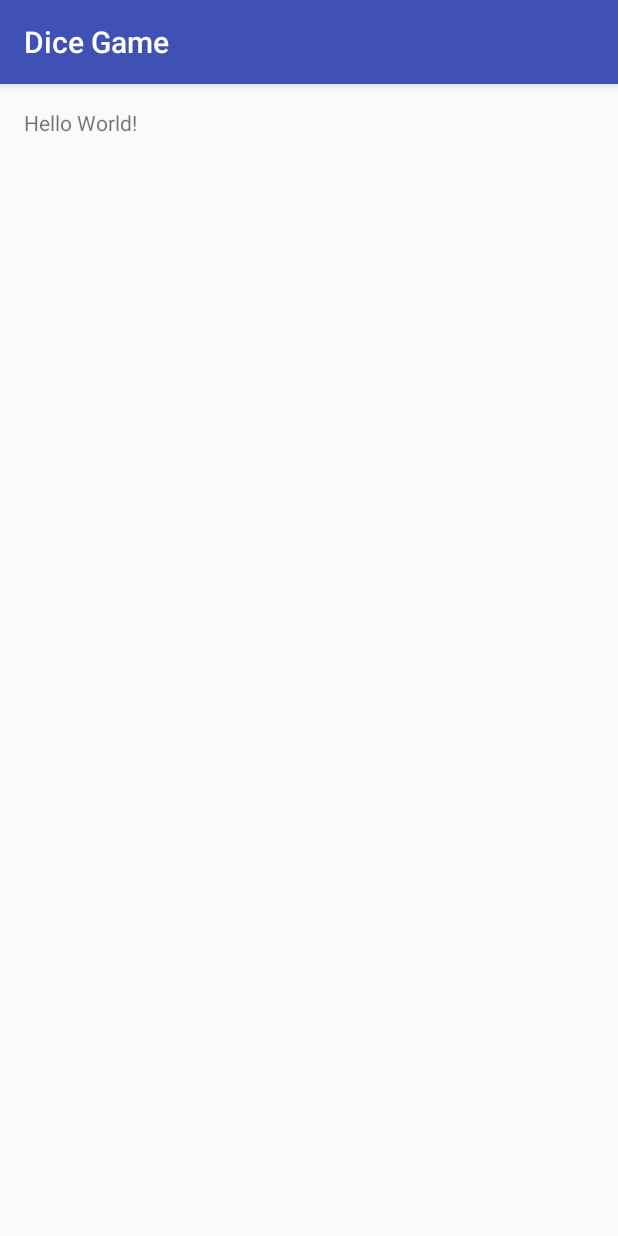
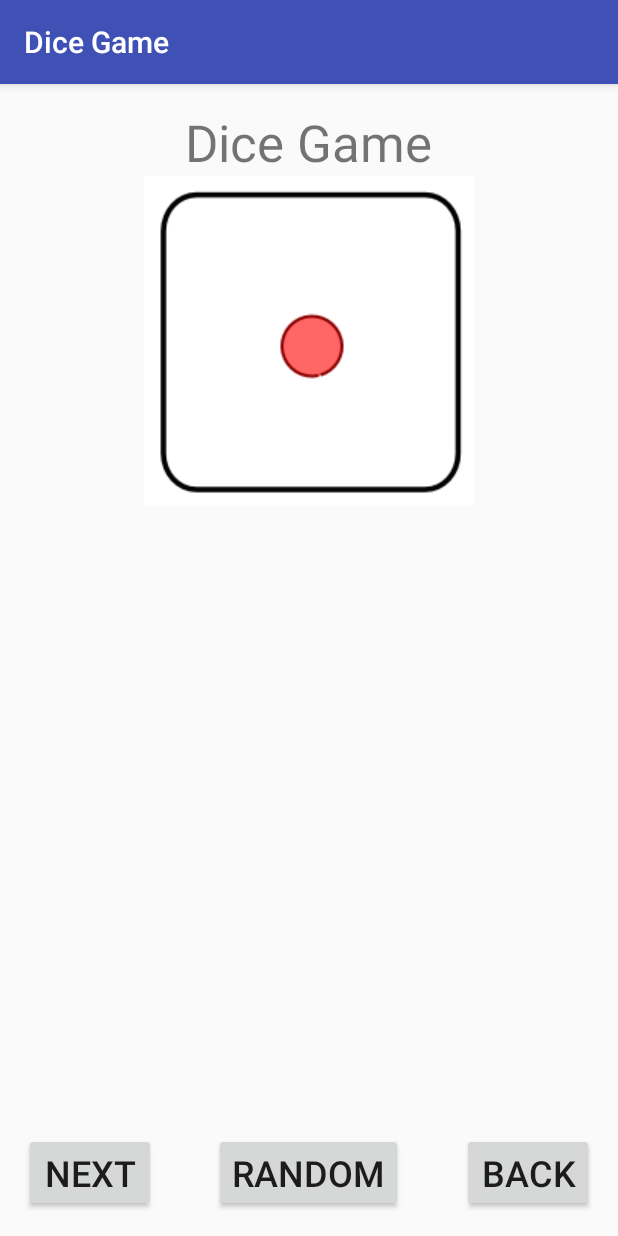
Before and after one commit to TrickSt4r/Game-Dice, an Android app: the screen it shows after launch (MainActivity), on a phone screen of 412 x 824 dp. Run offline under Robolectric (Android 15) with nearby library versions, the phone set to English and light mode, and no system bars.

Commit message:
UI Finish

```diff
--- a/app/src/main/java/com/example/maste2seven/dicegame/MainActivity.java
+++ b/app/src/main/java/com/example/maste2seven/dicegame/MainActivity.java
@@ -5,6 +5,12 @@ import android.os.Bundle;
 
 public class MainActivity extends AppCompatActivity {
 
+    public void rolldice(){
+
+
+
+    }
+
     @Override
     protected void onCreate(Bundle savedInstanceState) {
         super.onCreate(savedInstanceState);
--- a/app/src/main/res/layout/activity_main.xml
+++ b/app/src/main/res/layout/activity_main.xml
@@ -9,8 +9,57 @@
     android:paddingTop="@dimen/activity_vertical_margin"
     tools:context="com.example.maste2seven.dicegame.MainActivity">
 
-    <TextView
+    <LinearLayout
+        android:orientation="vertical"
+        android:layout_width="match_parent"
+        android:layout_height="match_parent">
+
+        <TextView
+            android:layout_width="wrap_content"
+            android:layout_height="wrap_content"
+            android:text="@string/app_name"
+            android:id="@+id/textView"
+            android:layout_gravity="center_horizontal"
+            android:textSize="@dimen/h1" />
+
+        <ImageView
+            android:layout_width="wrap_content"
+            android:layout_height="wrap_content"
+            android:id="@+id/imageView"
+            android:background="@drawable/dice1"
+            android:layout_gravity="center_horizontal" />
+
+    </LinearLayout>
+
+    <Button
         android:layout_width="wrap_content"
         android:layout_height="wrap_content"
-        android:text="Hello World!" />
+        android:text="Back"
+        android:id="@+id/button2"
+        android:layout_alignParentBottom="true"
+        android:layout_alignParentLeft="false"
+        android:layout_alignParentRight="true"
+        android:textSize="24dp"
+        android:onClick="rollback" />
+
+    <Button
+        android:layout_width="wrap_content"
+        android:layout_height="wrap_content"
+        android:text="Random"
+        android:id="@+id/button3"
+        android:textSize="24dp"
+        android:layout_gravity="center_horizontal"
+        android:layout_alignParentBottom="true"
+        android:layout_centerHorizontal="true"
+        android:onClick="rollrand" />
+
+    <Button
+        android:layout_width="wrap_content"
+        android:layout_height="wrap_content"
+        android:text="Next"
+        android:id="@+id/button"
+        android:textSize="24dp"
+        android:layout_alignParentBottom="true"
+        android:onClick="rollnext" />
+
 </RelativeLayout>
--- a/app/src/main/res/values/dimens.xml
+++ b/app/src/main/res/values/dimens.xml
@@ -2,4 +2,5 @@
     <!-- Default screen margins, per the Android Design guidelines. -->
     <dimen name="activity_horizontal_margin">16dp</dimen>
     <dimen name="activity_vertical_margin">16dp</dimen>
+    <dimen name="h1">34dp</dimen>
 </resources>
```
Also changed, not shown: app/src/main/res/drawable/dice1.png (added), app/src/main/res/drawable/dice2.png (added), app/src/main/res/drawable/dice3.png (added), app/src/main/res/drawable/dice4.png (added), app/src/main/res/drawable/dice5.png (added), app/src/main/res/drawable/dice6.png (added).
